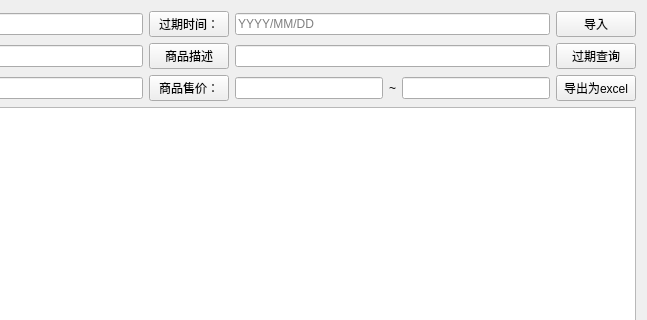
Old version of the form view/manager/widgetinventorymanager.ui in the repository ylxcvvan/Supermarket-Commodity-Management-System; both pictures show x 355 to 1002 and y 0 to 320 of the 1002 by 831 pixel window.
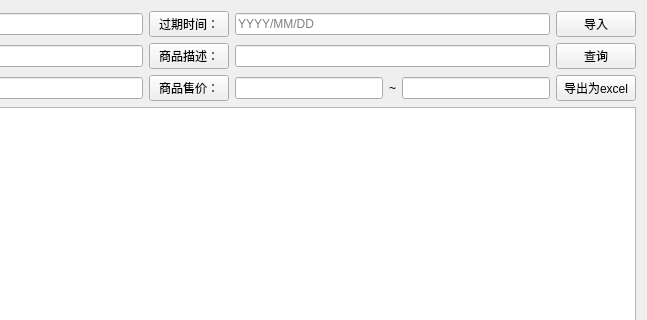
New version of the form.

Diff of the .ui file:
```diff
--- a/view/manager/widgetinventorymanager.ui
+++ b/view/manager/widgetinventorymanager.ui
@@ -89,7 +89,7 @@
              <item>
               <widget class="QPushButton" name="pushButton_9">
                <property name="text">
-                <string>商品描述</string>
+                <string>商品描述：</string>
                </property>
               </widget>
              </item>
@@ -106,7 +106,7 @@
              <item>
               <widget class="QPushButton" name="pushButton_2">
                <property name="text">
-                <string>过期查询</string>
+                <string>查询</string>
                </property>
               </widget>
              </item>
```
Left out of the diff: 36 changed lines with no effect on the pictures.
